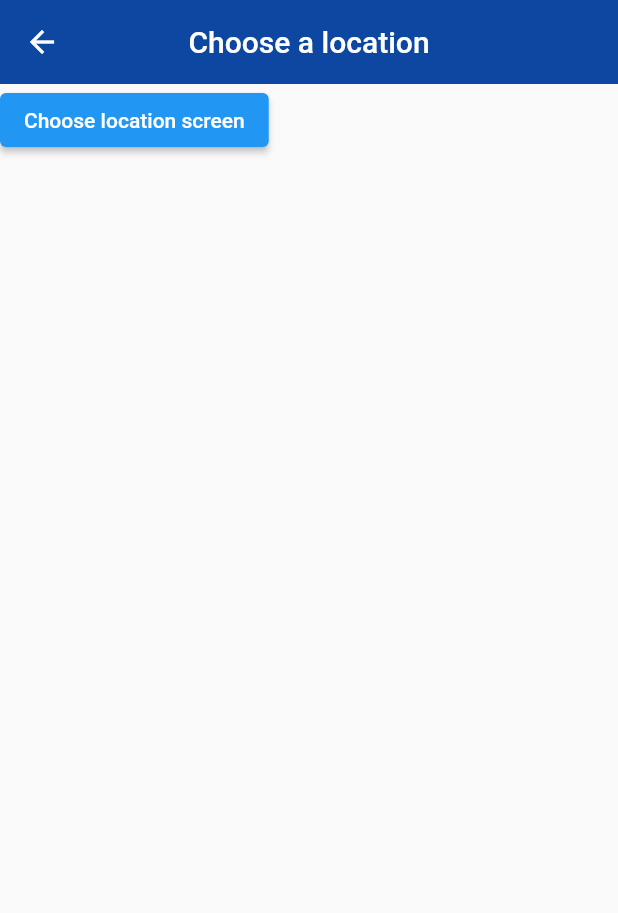
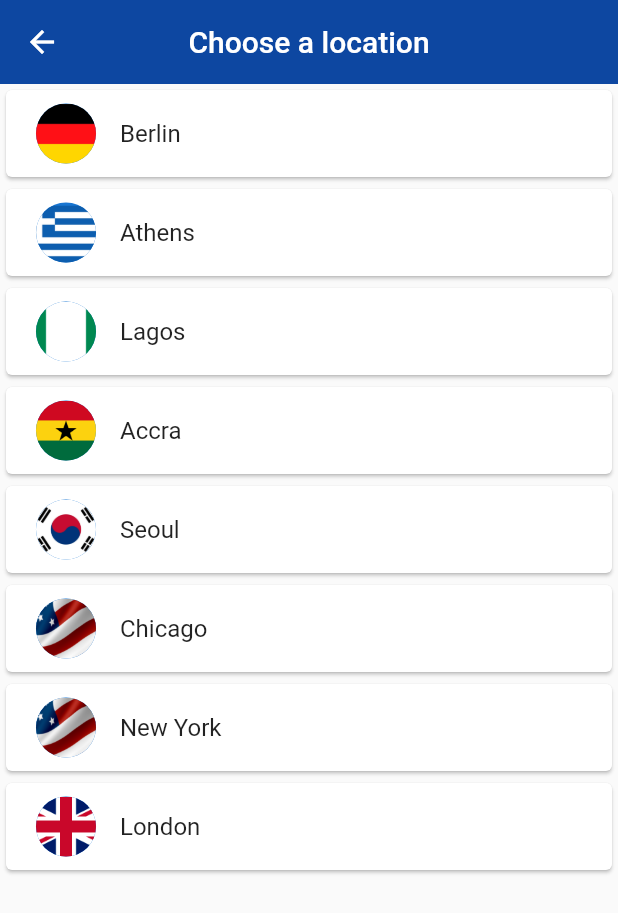
Before and after one commit to mr-chidex/world_time, a Flutter app: the ChooseLocation screen opened by its route, on a phone screen of 412 x 824 dp. Shown: the top 913 px of the screen. Run offline on Flutter 3.47's test engine with Material 2 defaults, Android fonts, the phone set to English and light mode, and no system bars; our stand-ins replace flutter_spinkit; network calls fail.

Commit message:
choose location page and functions

```diff
--- a/lib/pages/choose_location.dart
+++ b/lib/pages/choose_location.dart
@@ -1,4 +1,5 @@
 import 'package:flutter/material.dart';
+import 'package:world_time/services/world_time.dart';
 
 class ChooseLocation extends StatefulWidget {
   @override
@@ -6,8 +7,27 @@ class ChooseLocation extends StatefulWidget {
 }
 
 class _ChooseLocationState extends State<ChooseLocation> {
-  @override
+  List<WorldTime> locations = [
+    WorldTime(location: "Berlin", url: "Europe/Berlin", flag: "germany.png"),
+    WorldTime(location: "Athens", url: "Europe/Athens", flag: "greece.png"),
+    WorldTime(location: "Lagos", url: "Africa/Lagos", flag: "nigeria.png"),
+    WorldTime(location: "Accra", url: "Africa/Accra", flag: "ghana.png"),
+    WorldTime(location: "Seoul", url: "Asia/Seoul", flag: "south_korea.jpg"),
+    WorldTime(location: "Chicago", url: "America/Chicago", flag: "usa.png"),
+    WorldTime(location: "New York", url: "America/New_York", flag: "usa.png"),
+    WorldTime(location: "London", url: "Europe/London", flag: "uk.png"),
+  ];
 
+  void getNewTime(instance) async {
+    await instance.getTime();
+
+    Navigator.pushNamed(context, '/home', arguments: {
+      "location": instance.location,
+      "flag": instance.flag,
+      "time": instance.time,
+      "isTime": instance.isTime,
+    });
+  }
 
   @override
   Widget build(BuildContext context) {
@@ -18,10 +38,25 @@ class _ChooseLocationState extends State<ChooseLocation> {
           elevation: 0,
           centerTitle: true,
         ),
-      body: ElevatedButton(
-          onPressed: () {
+        body: ListView.builder(
+            itemCount: locations.length,
+            itemBuilder: (context, index) {
+              return Card(
+                child: Padding(
+                  padding: const EdgeInsets.symmetric(
+                      vertical: 1.0, horizontal: 4.0),
+                  child: ListTile(
+                    title: Text(locations[index].location),
+                    leading: CircleAvatar(
+                      backgroundImage:
+                          AssetImage("assets/${locations[index].flag}"),
+                    ),
+                    onTap: () {
+                      getNewTime(locations[index]);
                     },
-          child: Text("Choose location screen")),
+                  ),
+                ),
               );
+            }));
   }
 }
--- a/lib/pages/loading.dart
+++ b/lib/pages/loading.dart
@@ -11,8 +11,8 @@ class _LoadingState extends State<Loading> {
   String time = "loading...";
 
   void getWorldTime() async {
-    WorldTime instance = WorldTime(
-        location: 'Berlin', flag: "germany.png", url: "/Europe/Berlin");
+    WorldTime instance =
+        WorldTime(location: 'Lagos', flag: "nigeria.png", url: "/Africa/Lagos");
 
     await instance.getTime();
 
--- a/lib/services/world_time.dart
+++ b/lib/services/world_time.dart
@@ -23,7 +23,7 @@ class WorldTime {
 
       //create date object
       DateTime now = DateTime.parse(dateTime);
-      now.add(Duration(hours: int.parse(offset)));
+      now = now.add(Duration(hours: int.parse(offset)));
 
       this.isTime = now.hour > 6 && now.hour < 20 ? true : false;
       this.time = DateFormat.jm().format(now);
```
Also changed, not shown: assets/brazil.png (deleted), assets/canada.jpg (deleted), assets/germany.png (renamed from assets/ermany.png), assets/uruguay.jpg (deleted). Lines whose indentation alone changed are shown as unchanged.
